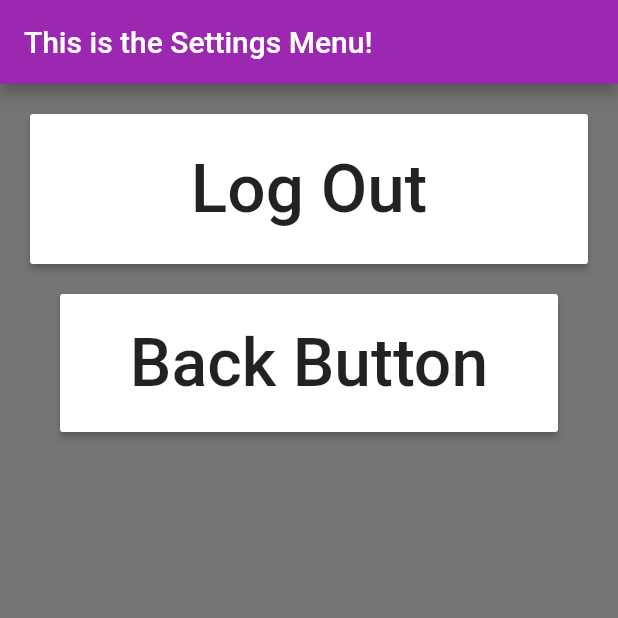
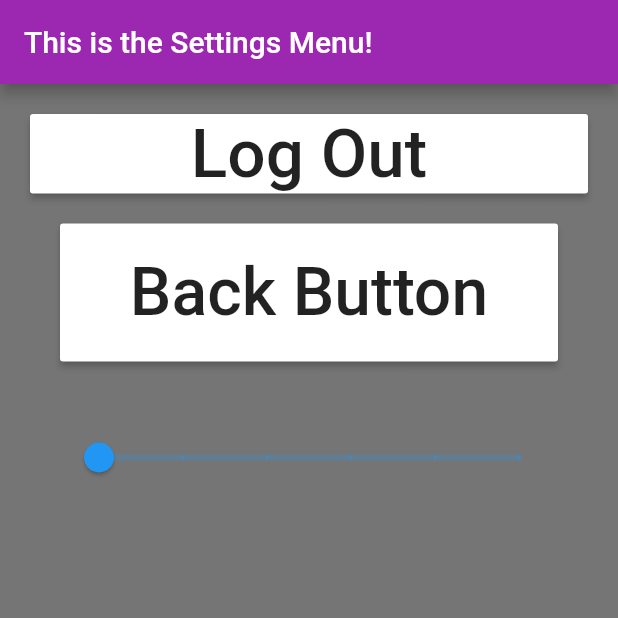
Before and after one commit to adadarohan/Audoptik_App, a Flutter app: the myHomeScreen screen opened directly, scrolled down 56 dp, after a tap on "Settings", on a phone screen of 412 x 824 dp, the top half of it. Run offline on Flutter 3.47's test engine with Material 2 defaults, Android fonts, the phone set to English and light mode, and no system bars; our stand-ins replace cloud_firestore, firebase_auth, google_sign_in, image_picker; missing offline and left inert: firebase_ml_vision, flutter_mobile_vision; accounts and stored records are empty; Roboto replaces fonts that are missing (Helvetica).

Commit message:
slider for button size

```diff
--- a/audoptik_app/lib/Screens/settings/settings.dart
+++ b/audoptik_app/lib/Screens/settings/settings.dart
@@ -1,5 +1,6 @@
 import 'package:audoptik_app/Screens/Login/LoginWidgets/loginwidgets.dart';
 import 'package:audoptik_app/Screens/root/root.dart';
+import 'package:audoptik_app/helper.dart';
 import 'package:audoptik_app/home/home.dart';
 import 'package:flutter/cupertino.dart';
 import 'package:flutter/material.dart';
@@ -23,6 +24,23 @@ class _State extends State<mySettings> {
   }
 
 
+  static help obj = help();
+  double button_width = obj.width;
+  double button_height = obj.height;
+  double rating = 0.0;
+  double button_width_new, button_height_new;
+
+  void changeButtonSize(double rating){
+    rating = rating/10;
+    button_width_new = ((rating*button_width) + button_width);
+    button_height_new = ((rating*button_height) + button_height);
+    obj.setWidth(button_width_new);
+    obj.setHeight(button_height_new);
+
+  }
+
+
+
   @override
   Widget build(BuildContext context) {
     return Scaffold(
@@ -36,8 +54,8 @@ class _State extends State<mySettings> {
           padding: EdgeInsets.all(20.0),
           children: <Widget>[
             ButtonTheme(
-              minWidth: 105,
-              height: 100,
+              minWidth: button_width,
+              height: button_height,
               child: RaisedButton(
                 child: Text("Log Out", style: TextStyle(fontFamily: "Helvetica", fontSize: 45.0),),
                 color: Colors.white,
@@ -59,8 +77,8 @@ class _State extends State<mySettings> {
             Padding(padding: EdgeInsets.all(20.0), child: ButtonTheme(
             padding: EdgeInsets.all(20.0),
 
-              minWidth: 65,
-              height: 65,
+              minWidth: button_width,
+              height: button_height,
               child: RaisedButton(
                 color: Colors.white,
                 child: Text("Back Button", style: TextStyle(
@@ -75,6 +93,19 @@ class _State extends State<mySettings> {
               ),
             ),
           ),
+          Padding(
+            padding: EdgeInsets.all(20.0),
+            child: Slider(
+              value: rating,
+              onChanged: (newRating){
+                setState(() => rating = newRating);
+                changeButtonSize(rating);
+              },
+              divisions: 5,
+              label: "$rating",
+
+            ),
+          ),
           ],
         ),
 
--- /dev/null
+++ b/audoptik_app/lib/helper.dart
@@ -0,0 +1,15 @@
+class help{
+  //This is a class with all the varibles we need throughout the program.
+  //All the global varibales can be declared over here.
+  //Making our code look neat and clean.
+  var width = 75.0;
+  var height = 50.0;
+
+  double setWidth(double new_width){
+    width = new_width;
+  }
+  double setHeight(new_height){
+    height = new_height;
+  }
+
+}
--- a/audoptik_app/lib/home/home.dart
+++ b/audoptik_app/lib/home/home.dart
@@ -4,10 +4,14 @@ import 'package:audoptik_app/Screens/buttonsScreens/blindfriendly.dart';
 import 'package:audoptik_app/Screens/buttonsScreens/camera/camera.dart';
 import 'package:audoptik_app/Screens/buttonsScreens/list.dart';
 import 'package:audoptik_app/Screens/settings/settings.dart';
+import 'package:audoptik_app/helper.dart';
 import 'package:flutter/material.dart';
 
 
 class myHomeScreen extends StatelessWidget {
+  static help obj = new help();
+  double width = obj.width;
+  double height = obj.height;
   @override
   Widget build(BuildContext context) {
     return Scaffold(
@@ -22,8 +26,8 @@ class myHomeScreen extends StatelessWidget {
         padding: EdgeInsets.all(20.0),
         children: <Widget>[
           ButtonTheme(
-            minWidth: 65,
-            height: 55,
+            minWidth: width,
+            height: height,
             child: RaisedButton(
             color: Colors.blue,
 
@@ -51,8 +55,8 @@ class myHomeScreen extends StatelessWidget {
           Padding(
             padding: EdgeInsets.all(20.0),
             child: ButtonTheme(
-              minWidth: 65,
-              height: 55,
+              minWidth: width,
+              height: height,
               child: RaisedButton(
                   color: Colors.blue,
 
@@ -80,8 +84,8 @@ class myHomeScreen extends StatelessWidget {
           Padding(
             padding: EdgeInsets.all(20),
             child:ButtonTheme(
-            minWidth: 65,
-            height: 55,
+            minWidth: width,
+            height: height,
             child: RaisedButton(
             color: Colors.blue,
 
@@ -108,8 +112,8 @@ class myHomeScreen extends StatelessWidget {
           ),
           Padding(padding: EdgeInsets.all(20.0),
           child: ButtonTheme(
-            minWidth: 65,
-            height: 55,
+            minWidth: width,
+            height: height,
             child: RaisedButton(
             color: Colors.blue,
 
@@ -130,8 +134,8 @@ class myHomeScreen extends StatelessWidget {
           Padding(
             padding: EdgeInsets.all(20.0),
             child: ButtonTheme(
-            minWidth: 65,
-            height: 55,
+            minWidth: width,
+            height: height,
             child: RaisedButton(
             color: Colors.blue,
 
```
Also changed, not shown: audoptik_app/lib/Screens/buttonsScreens/camera/camera.dart (+18 -12 lines), audoptik_app/lib/Screens/buttonsScreens/camera/widgets/face.dart (+9 -2 lines), audoptik_app/lib/Screens/buttonsScreens/camera/widgets/ocr.dart (+6 -2 lines).
